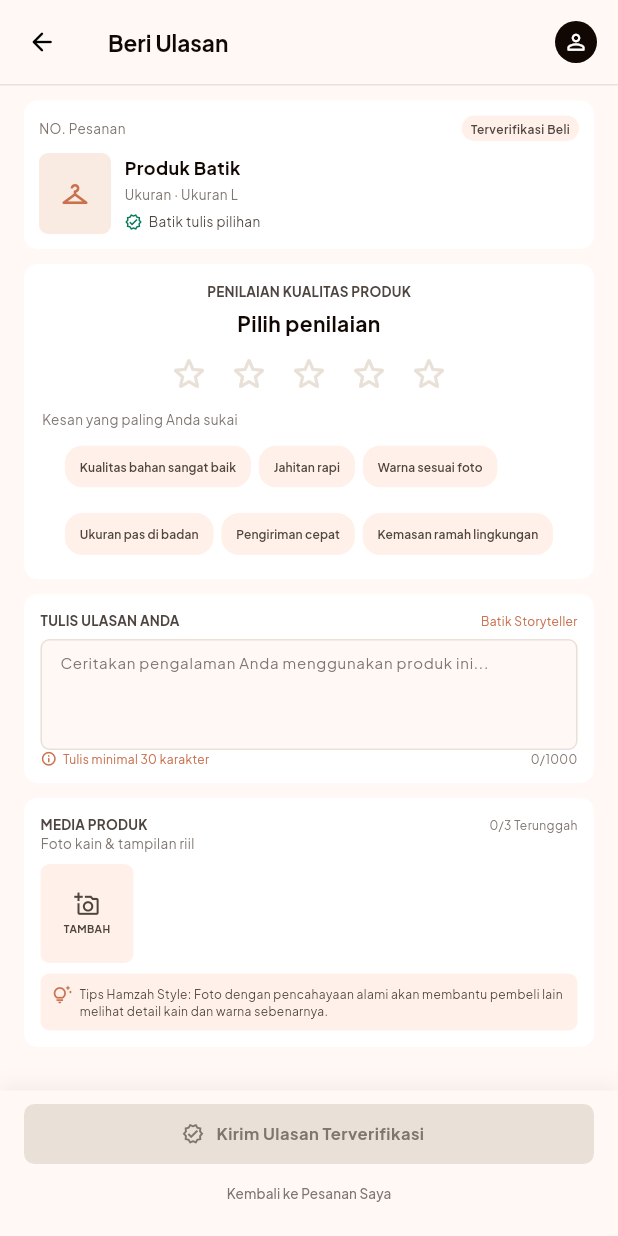
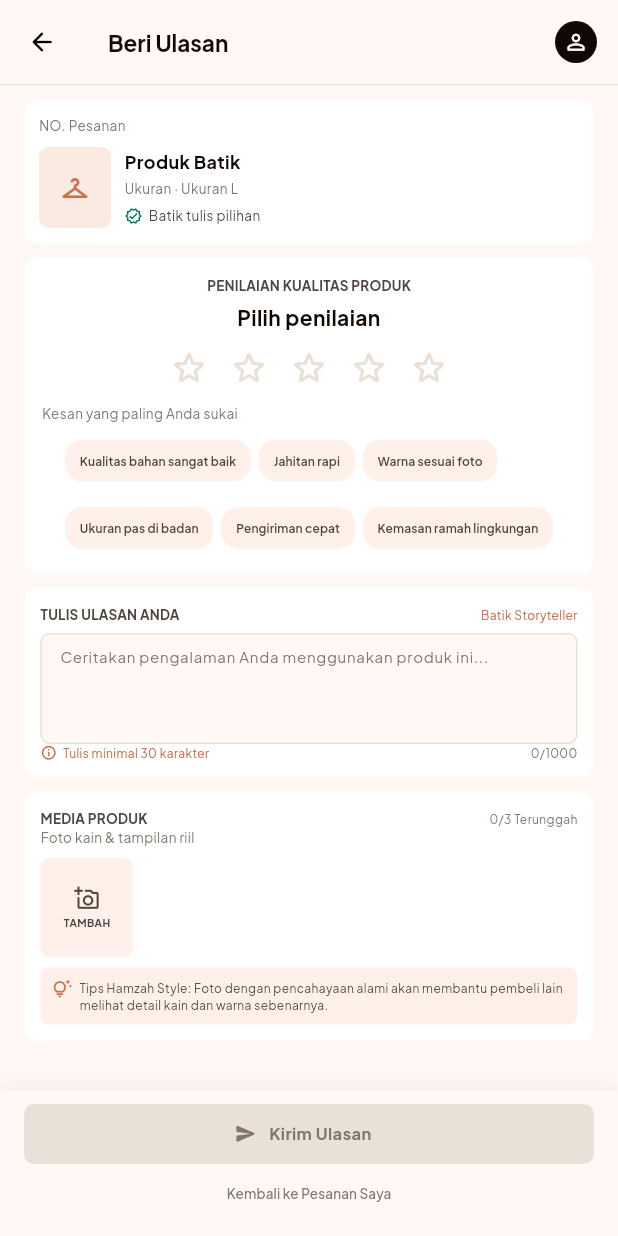
Before and after one commit to kevinrizaldi/mobilebatik, a Flutter app: the BeriUlasanScreen screen opened by its route, on a phone screen of 412 x 824 dp. Run offline on Flutter 3.47's test engine with Material 3 defaults, Android fonts, the phone set to English and light mode, and no system bars; our stand-ins replace go_router, google_fonts, google_sign_in, image_picker, shared_preferences; accounts and stored records are empty; network calls fail.

Commit message:
fix(ui): selaraskan teks, CTA, header, dan hapus badge terverifikasi pada modul ulasan, keranjang, dan reset password

```diff
--- a/lib/screens/beri_ulasan_screen.dart
+++ b/lib/screens/beri_ulasan_screen.dart
@@ -144,21 +144,6 @@ class _BeriUlasanScreenState extends State<BeriUlasanScreen> {
                   style: GoogleFonts.plusJakartaSans(
                     fontSize: 9,
                     color: AppTheme.textSubtle,
-                  ),
-                ),
-              ),
-              Container(
-                padding: const EdgeInsets.symmetric(horizontal: 6, vertical: 3),
-                decoration: BoxDecoration(
-                  color: AppTheme.inputBg,
-                  borderRadius: BorderRadius.circular(9),
-                ),
-                child: Text(
-                  'Terverifikasi Beli',
-                  style: GoogleFonts.plusJakartaSans(
-                    fontSize: 8,
-                    fontWeight: FontWeight.w600,
-                    color: AppTheme.textMuted,
                   ),
                 ),
               ),
@@ -622,11 +607,11 @@ class _BeriUlasanScreenState extends State<BeriUlasanScreen> {
             height: 40,
             child: ElevatedButton.icon(
               onPressed: canSubmit && !_isSubmitting ? _submitReview : null,
-              icon: const Icon(Icons.verified_outlined, size: 15),
+              icon: const Icon(Icons.send_rounded, size: 15),
               label: Text(
                 _isSubmitting
                     ? 'Mengirim Ulasan...'
-                    : 'Kirim Ulasan Terverifikasi',
+                    : 'Kirim Ulasan',
                 style: GoogleFonts.plusJakartaSans(
                   fontSize: 11,
                   fontWeight: FontWeight.w700,
--- a/lib/screens/forgot_password_screen.dart
+++ b/lib/screens/forgot_password_screen.dart
@@ -117,7 +117,7 @@ class _ForgotPasswordScreenState extends State<ForgotPasswordScreen> {
                         ),
                         const SizedBox(width: 6),
                         Text(
-                          'KEMBALI KE LOGIN',
+                          'KEMBALI KE HALAMAN MASUK',
                           style: GoogleFonts.plusJakartaSans(
                             fontSize: 12,
                             fontWeight: FontWeight.w800,
@@ -200,7 +200,7 @@ class _ForgotPasswordScreenState extends State<ForgotPasswordScreen> {
           ),
           const SizedBox(height: 6),
           Text(
-            'Masukkan email terdaftar Anda. Kami akan mengirimkan kode OTP 6 digit untuk mereset kata sandi.',
+            'Masukkan alamat email akun Anda. Kami akan mengirimkan kode OTP 6 digit untuk mengatur ulang kata sandi.',
             style: GoogleFonts.plusJakartaSans(
               fontSize: 13,
               color: AppTheme.textMuted,
--- a/lib/screens/keranjang_screen.dart
+++ b/lib/screens/keranjang_screen.dart
@@ -110,7 +110,7 @@ class _KeranjangScreenState extends State<KeranjangScreen> {
                 ),
                 const Spacer(),
                 Text(
-                  'Keranjang',
+                  'Keranjang Belanja',
                   style: GoogleFonts.plusJakartaSans(
                     fontSize: r.fontMd,
                     fontWeight: FontWeight.w600,
@@ -452,7 +452,7 @@ class _KeranjangScreenState extends State<KeranjangScreen> {
               iconAlignment: IconAlignment.end,
               icon: const Icon(Icons.arrow_forward_rounded, size: 18),
               label: Text(
-                'Lanjut ke Checkout (${store.selectedItemCount})',
+                'Checkout (${store.selectedItemCount} Item)',
                 style: GoogleFonts.plusJakartaSans(
                   fontSize: r.fontSm,
                   fontWeight: FontWeight.w700,
--- a/lib/screens/reset_password_screen.dart
+++ b/lib/screens/reset_password_screen.dart
@@ -132,7 +132,7 @@ class _ResetPasswordScreenState extends State<ResetPasswordScreen> {
                         crossAxisAlignment: CrossAxisAlignment.stretch,
                         children: [
                           Text(
-                            'Buat Password Baru',
+                            'Buat Sandi Baru',
                             style: GoogleFonts.outfit(
                               fontSize: 22,
                               fontWeight: FontWeight.w700,
@@ -141,7 +141,7 @@ class _ResetPasswordScreenState extends State<ResetPasswordScreen> {
                           ),
                           const SizedBox(height: 6),
                           Text(
-                            'OTP terverifikasi ✓ Silakan buat kombinasi kata sandi baru yang kuat untuk melindungi akun Anda.',
+                            'Kode OTP berhasil diverifikasi ✓ Silakan buat kata sandi baru yang kuat untuk mengamankan akun Anda.',
                             style: GoogleFonts.plusJakartaSans(
                               fontSize: 13,
                               color: AppTheme.textMuted,
@@ -272,7 +272,7 @@ class _ResetPasswordScreenState extends State<ResetPasswordScreen> {
                                     mainAxisAlignment:
                                         MainAxisAlignment.center,
                                     children: const [
-                                      Text('Simpan Password Baru'),
+                                      Text('Simpan Kata Sandi Baru'),
                                       SizedBox(width: 8),
                                       Icon(Icons.shield_outlined, size: 18),
                                     ],
```
